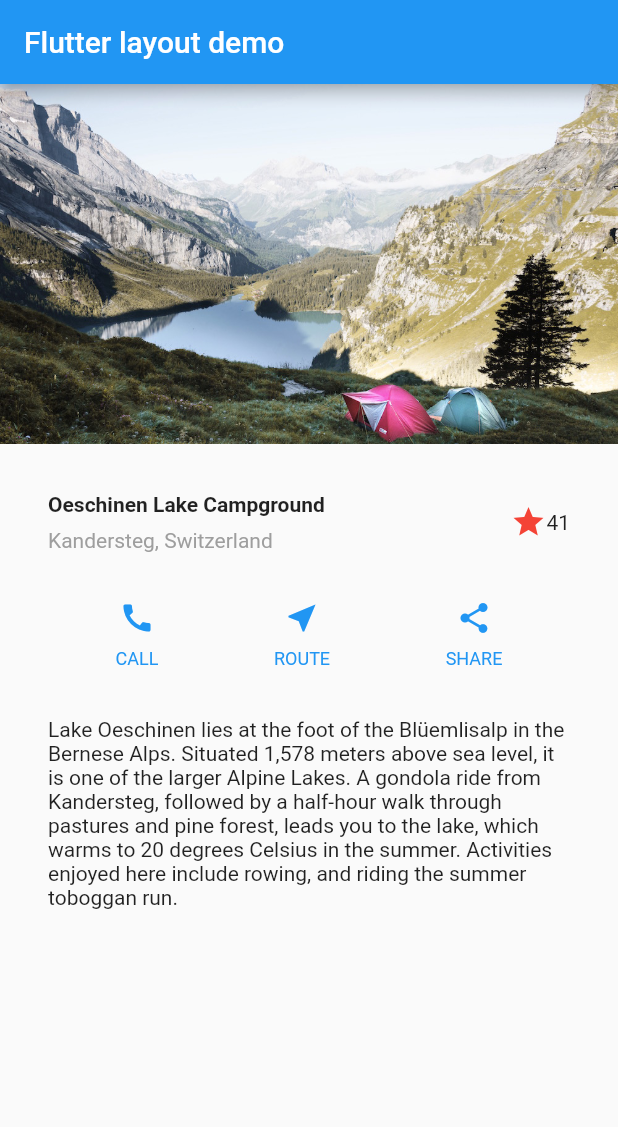
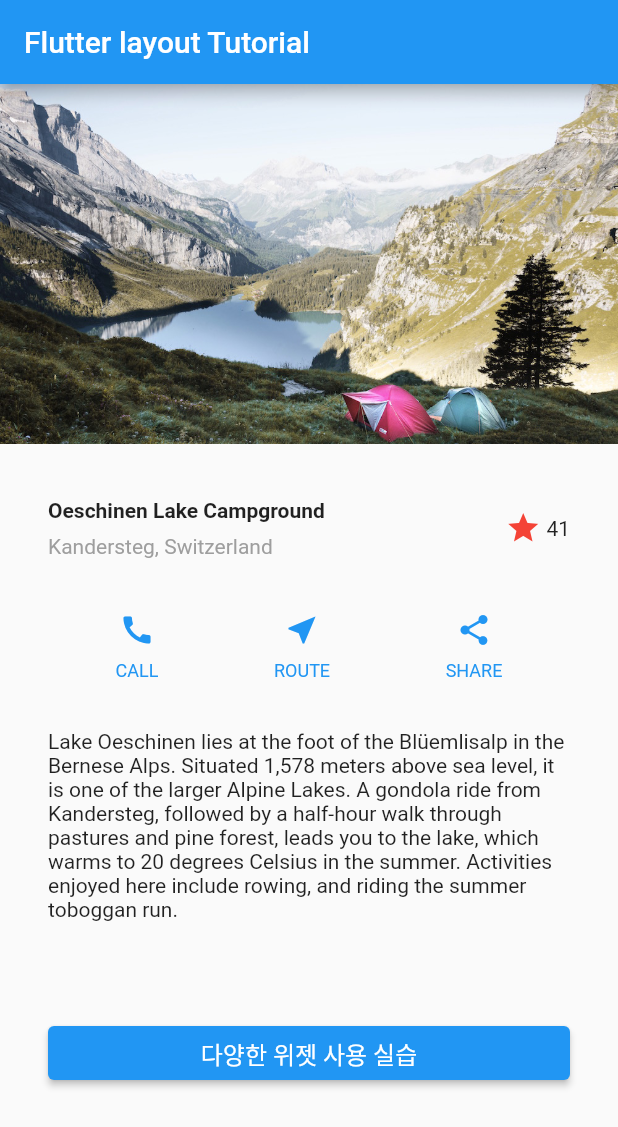
Before and after one commit to YeonJeans/flutter-study, a Flutter app: the screen it shows after launch, on a phone screen of 412 x 824 dp. Shown: the top 1127 px of the screen. Run offline on Flutter 3.47's test engine with Material 2 defaults, Android fonts, the phone set to English and light mode, and no system bars.

Commit message:
[week2] layout 및 widget 실습 진행

```diff
--- a/김도은/week2/lib/main.dart
+++ b/김도은/week2/lib/main.dart
@@ -1,14 +1,46 @@
 import 'package:flutter/material.dart';
+import 'package:flutter_layout_interactivity_image_exercise/widget_exercise.dart';
 
 void main() {
-  runApp(const MyApp());
+  runApp(
+    MaterialApp(
+      title: 'Navigator',
+      initialRoute: '/',
+      routes: {
+        '/': (context) => MyApp(),
+        '/widget': (context) => widgetExercise(),
+      },
+    ),
+  );
 }
 
-class MyApp extends StatelessWidget {
-  const MyApp({super.key});
+class MyApp extends StatefulWidget {
+  @override
+  _MyAppState createState() => new _MyAppState();
+}
+
+class _MyAppState extends State<MyApp> {
+  bool _isStarClicked = true;
+  int _starCnt = 41;
 
   @override
   Widget build(BuildContext context) {
+
+    final ButtonStyle style = ElevatedButton.styleFrom(textStyle: const TextStyle(fontSize: 20));
+
+    void _toggleStar(){
+      setState(() {
+        if (_isStarClicked) {
+          _isStarClicked = false;
+          _starCnt -= 1;
+        } else {
+          _isStarClicked = true;
+          _starCnt += 1;
+        }
+      },
+      );
+    }
+
     Widget titleSection = Container(
       padding: const EdgeInsets.all(32),
       child: Row(
@@ -35,11 +67,16 @@ class MyApp extends StatelessWidget {
               ],
             ),
           ),
-          Icon(
-            Icons.star,
+          IconButton(
+            padding: const EdgeInsets.all(0),
+            alignment: Alignment.centerRight,
+            icon: (_isStarClicked
+                ? const Icon(Icons.star)
+                : const Icon(Icons.star_border)),
             color: Colors.red[500],
+            onPressed: _toggleStar,
           ),
-          const Text('41'),
+          Text(' ${_starCnt}'),
         ],
       ),
     );
@@ -68,11 +105,37 @@ class MyApp extends StatelessWidget {
       ),
     );
 
+    Widget bottomSection(){
+      return Container(
+          padding: const EdgeInsets.all(32),
+          child: Row(
+            children: [
+              Expanded(
+                child : ElevatedButton(
+                  style: style,
+                  onPressed: () {
+                    Navigator.pushNamed(context, '/widget');
+                  },
+                  child: const Text(
+                    '다양한 위젯 사용 실습',
+                    style: TextStyle(
+                      fontSize: 16,
+                      fontWeight: FontWeight.w400,
+                      color: Colors.white,
+                    ),
+                  ),
+                ),
+              )
+            ],
+          )
+      );
+    }
+
     return MaterialApp(
       title: 'Flutter layout demo',
       home: Scaffold(
         appBar: AppBar(
-          title: const Text('Flutter layout demo'),
+          title: const Text('Flutter layout Tutorial'),
         ),
         body: ListView(
           children: [
@@ -85,6 +148,7 @@ class MyApp extends StatelessWidget {
             titleSection,
             buttonSection,
             textSection,
+            bottomSection(),
           ],
         ),
       ),
```
Also changed, not shown: 김도은/week2/lib/widget_exercise.dart (added, +324 -0 lines), 김도은/week2/images/TroubleShooting1.png (added), 김도은/week2/images/screenshot1.png (added), 김도은/week2/images/screenshot2.png (added), 2 other files.
